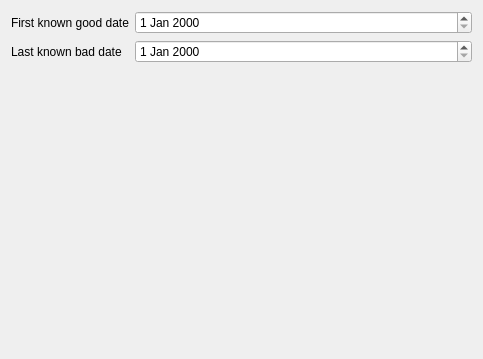
First picture: the form in gui/ui/nightlies.ui, repository mozilla/mozregression, before the edit.
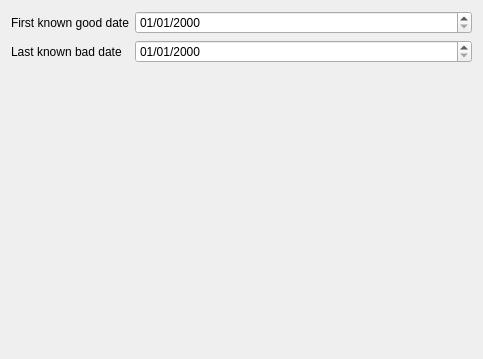
Second picture: the form after the edit.

Patch:
```diff
--- a/gui/ui/nightlies.ui
+++ b/gui/ui/nightlies.ui
@@ -24,7 +24,11 @@
       </widget>
      </item>
      <item row="0" column="1">
-      <widget class="QDateEdit" name="start_date"/>
+      <widget class="QDateEdit" name="start_date">
+       <property name="displayFormat">
+        <string>dd/MM/yyyy</string>
+       </property>
+      </widget>
      </item>
      <item row="1" column="0">
       <widget class="QLabel" name="label_2">
@@ -34,7 +38,11 @@
       </widget>
      </item>
      <item row="1" column="1">
-      <widget class="QDateEdit" name="end_date"/>
+      <widget class="QDateEdit" name="end_date">
+       <property name="displayFormat">
+        <string>dd/MM/yyyy</string>
+       </property>
+      </widget>
      </item>
     </layout>
    </item>
```
